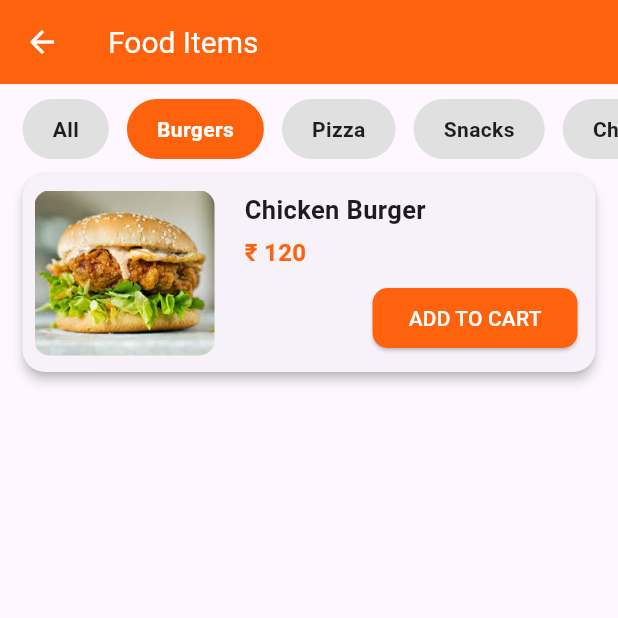
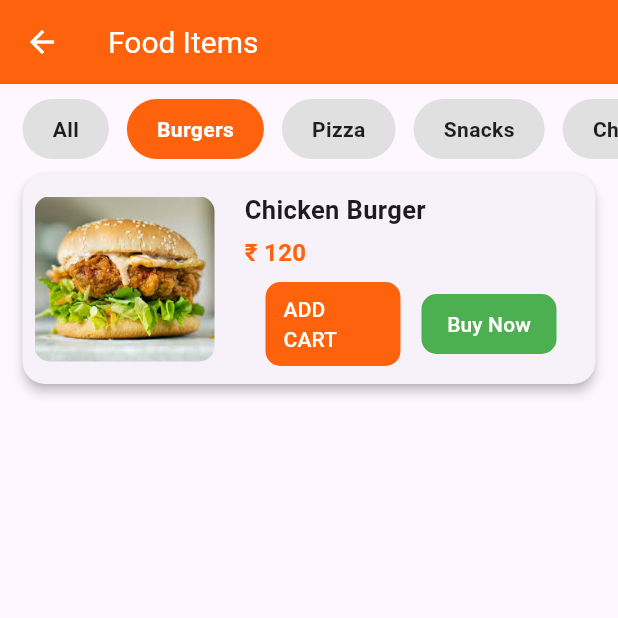
Before and after one commit to Purushottamji/zaykazone_project, a Flutter app: the FoodItemsListScreen screen opened directly, after a tap on "Burgers", on a phone screen of 412 x 824 dp, the top half of it. Run offline on Flutter 3.47's test engine with Material 3 defaults, Android fonts, the phone set to English and light mode, and no system bars; our stand-ins replace carousel_slider, flutter_map, flutter_rating_bar, flutter_screenutil, flutter_secure_storage, geolocator and 6 more; missing offline and left inert: razorpay_flutter; accounts and stored records are empty; network calls fail.

Commit message:
i have added buy button on some screen

```diff
--- a/lib/controller/search_provider/search_provider.dart
+++ b/lib/controller/search_provider/search_provider.dart
@@ -18,11 +18,9 @@ class SearchProvider extends ChangeNotifier {
   void addToRecent(String query) {
     if (query.trim().isEmpty) return;
 
-    // Avoid duplicates
     recentSearches.remove(query);
     recentSearches.insert(0, query);
 
-    // Keep max 10 items
     if (recentSearches.length > 10) {
       recentSearches = recentSearches.sublist(0, 10);
     }
--- a/lib/view/screens/detail_screen/food_details_screen.dart
+++ b/lib/view/screens/detail_screen/food_details_screen.dart
@@ -160,9 +160,12 @@ class _FoodItemsListScreenState extends State<FoodItemsListScreen> {
                                   ),
                                 ),
                                 SizedBox(height: 8),
-                                Align(
-                                  alignment: Alignment.centerRight,
-                                  child: ElevatedButton(
+                                Row(
+                                  mainAxisAlignment: MainAxisAlignment.spaceEvenly,
+                                  children: [
+                                    SizedBox(
+                                      width: 90,
+                                      child: TextButton(
                                         style: ElevatedButton.styleFrom(
                                           backgroundColor: Color(0xffFF620D),
                                           shape: RoundedRectangleBorder(
@@ -186,9 +189,32 @@ class _FoodItemsListScreenState extends State<FoodItemsListScreen> {
                                                     "${item["name"]} added to cart")),
                                           );
                                         },
-                                    child: Text("ADD TO CART",
+                                        child: Text("ADD CART",
                                             style: TextStyle(color: Colors.white)),
                                       ),
+                                    ),
+                                    SizedBox(
+                                      width: 90,
+                                      child: TextButton(
+                                        style: ElevatedButton.styleFrom(
+                                          backgroundColor: Colors.green,
+                                          shape: RoundedRectangleBorder(
+                                              borderRadius:
+                                                  BorderRadius.circular(10)),
+                                        ),
+                                        onPressed: () async {
+                                          ScaffoldMessenger.of(context)
+                                              .showSnackBar(
+                                            SnackBar(
+                                                content: Text(
+                                                    "Call RazorPay For Buying this item")),
+                                          );
+                                        },
+                                        child: Text("Buy Now",
+                                            style: TextStyle(color: Colors.white)),
+                                      ),
+                                    ),
+                                  ],
                                 )
                               ],
                             ),
```
Also changed, not shown: lib/view/screens/bottom_navigation_bar/bottom_navigation_bar_screen.dart (+19 -1 lines), lib/view/screens/burger_screen/burger_screen.dart (+32 -2 lines), lib/view/screens/cart/cart_screen.dart (+59 -42 lines). Lines whose indentation alone changed are shown as unchanged.
